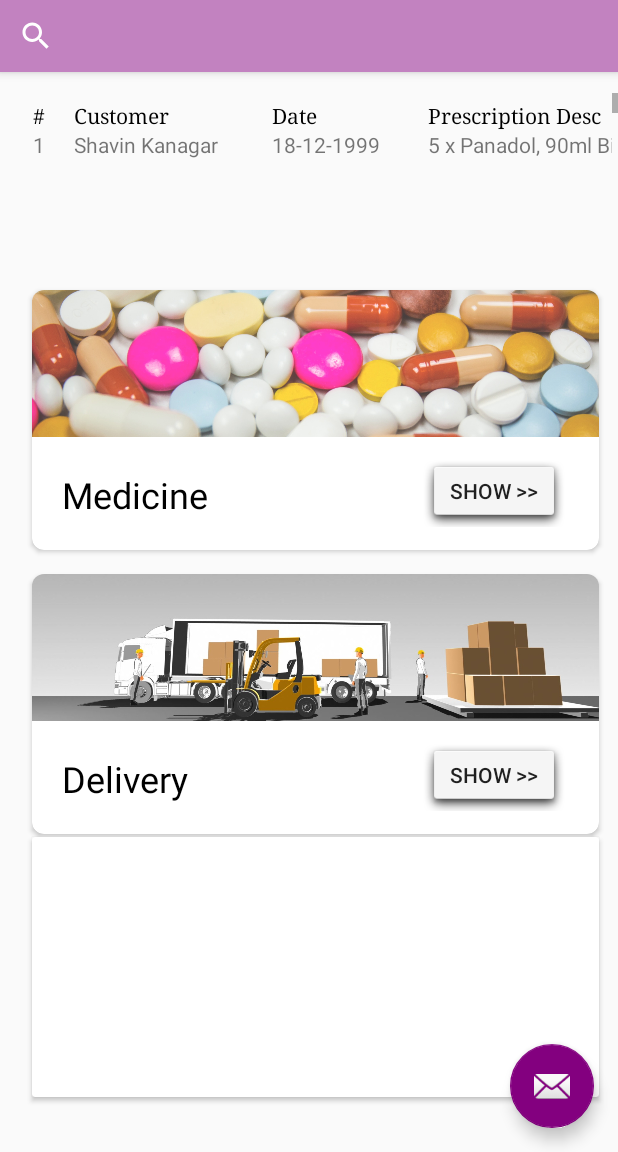
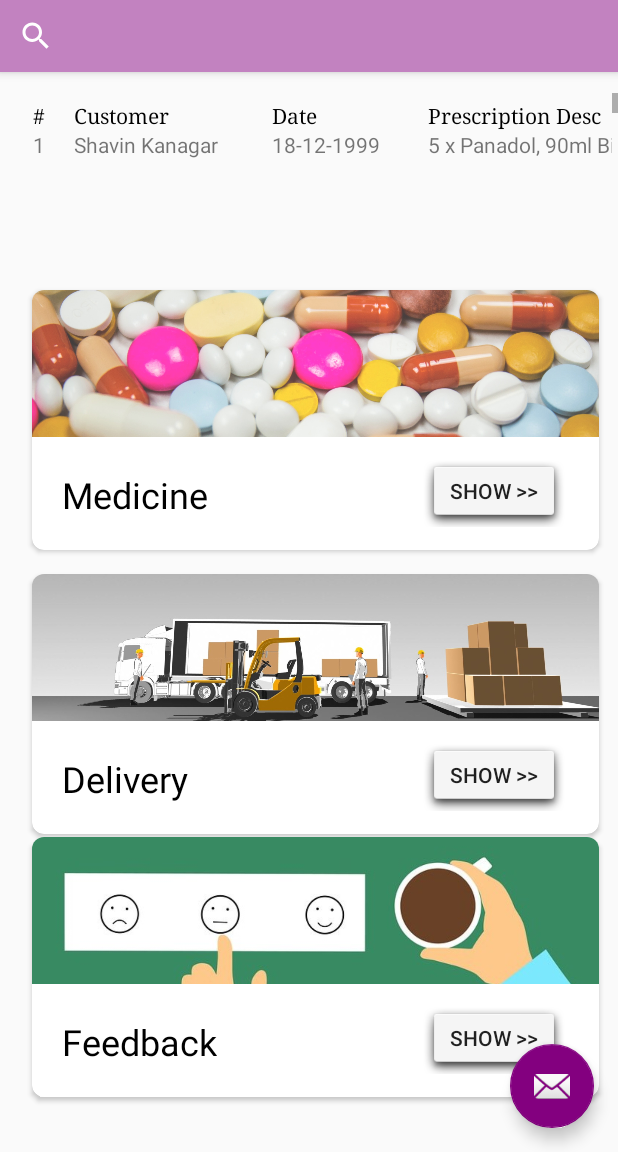
Before and after one commit to shxviin/PharmEasy, an Android app: the MainActivity screen opened directly, with no data from a screen before it, on a phone screen of 412 x 824 dp, the part 84-1236 px from its top. Run offline under Robolectric (Android 15) with nearby library versions, the phone set to English and light mode, and no system bars.

Commit message:
Added Feedback card

```diff
--- a/app/src/main/res/layout/content_main.xml
+++ b/app/src/main/res/layout/content_main.xml
@@ -213,11 +213,39 @@
     <android.support.v7.widget.CardView
         android:layout_width="378dp"
         android:layout_height="173dp"
+        app:cardCornerRadius="8dp"
         app:layout_constraintBottom_toBottomOf="parent"
         app:layout_constraintEnd_toEndOf="parent"
         app:layout_constraintHorizontal_bias="0.636"
         app:layout_constraintStart_toStartOf="parent"
         app:layout_constraintTop_toTopOf="parent"
-        app:layout_constraintVertical_bias="0.933" />
+        app:layout_constraintVertical_bias="0.933" >
+
+        <ImageView
+            android:id="@+id/imageView4"
+            android:layout_width="wrap_content"
+            android:layout_height="98dp"
+            android:scaleType="centerCrop"
+            app:srcCompat="@drawable/feedback" />
+
+        <TextView
+            android:id="@+id/textView5"
+            android:layout_width="wrap_content"
+            android:layout_height="wrap_content"
+            android:text="Feedback"
+            android:textColor="@android:color/black"
+            android:textSize="24sp"
+            android:translationX="20dp"
+            android:translationY="120dp" />
+
+        <Button
+            android:id="@+id/button5"
+            android:layout_width="wrap_content"
+            android:layout_height="wrap_content"
+            android:background="@android:drawable/dialog_holo_light_frame"
+            android:text="Show >>"
+            android:translationX="260dp"
+            android:translationY="110dp" />
+    </android.support.v7.widget.CardView>
 
 </android.support.constraint.ConstraintLayout>
```
Also changed, not shown: app/src/main/res/drawable-v21/feedback.jpg (added).
